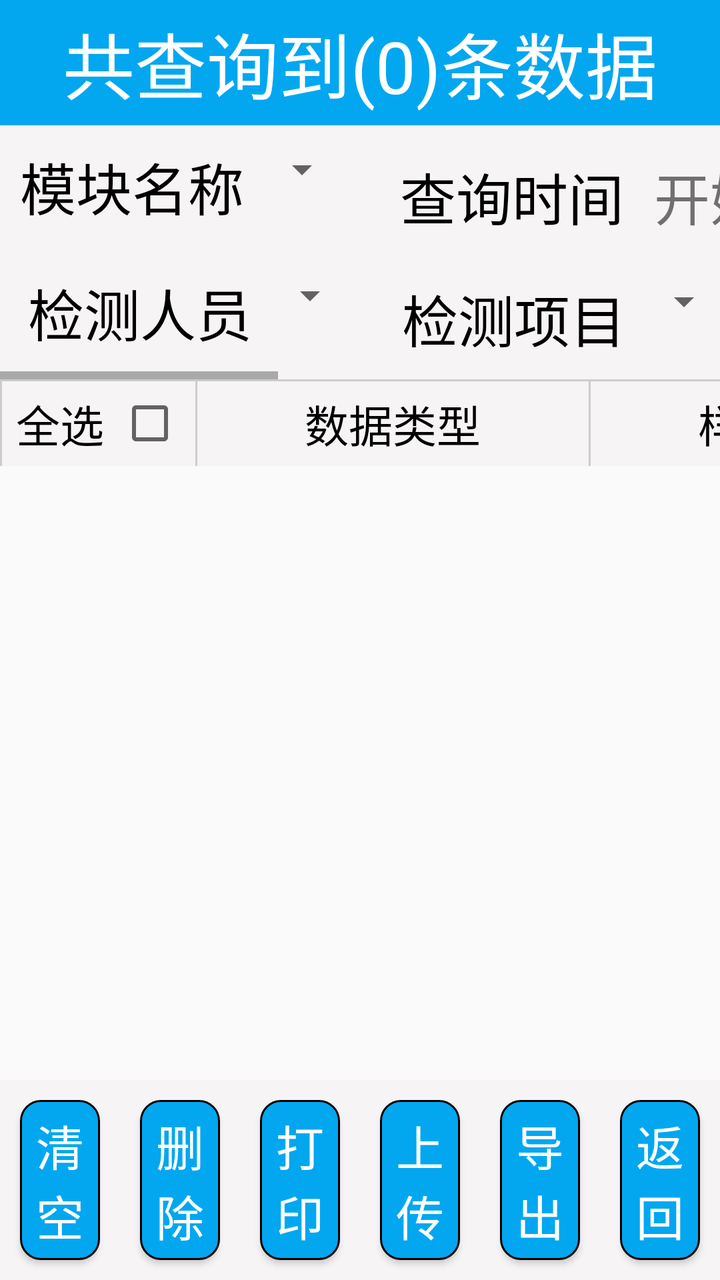
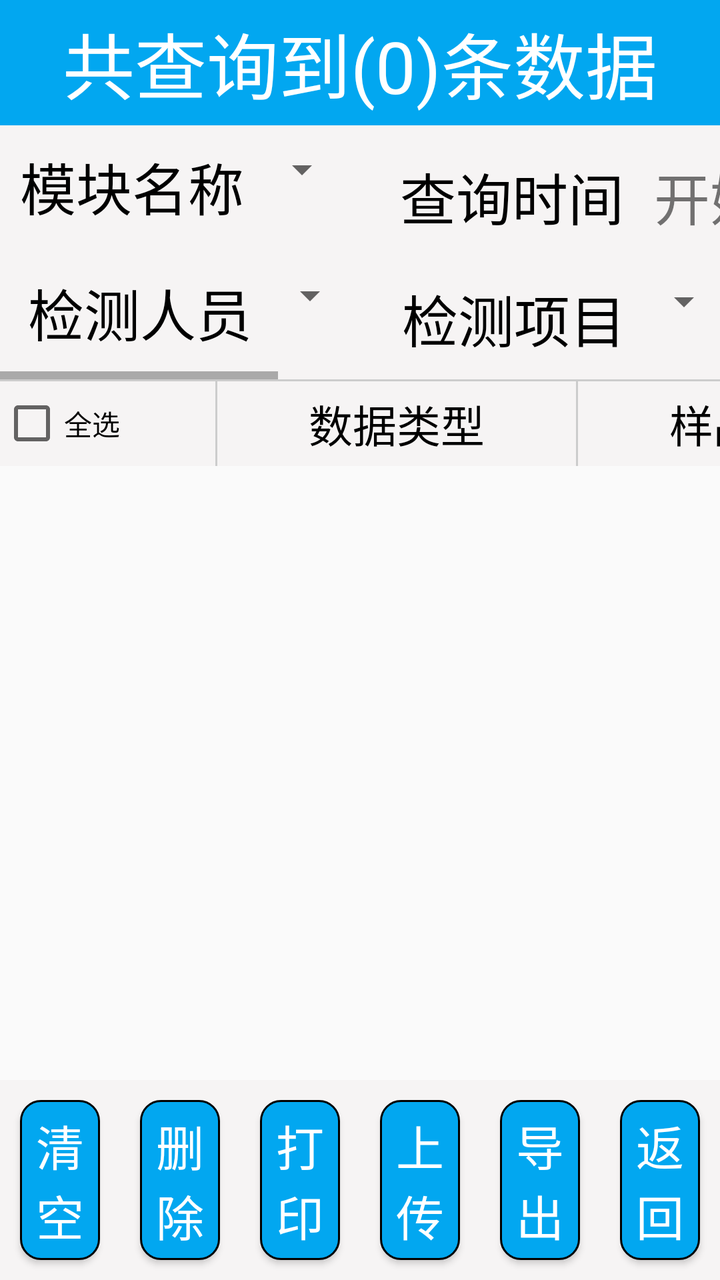

Before-and-after screenshots of an Android layout around one commit, followed by the original layout XML and the change that was made.
<!-- AndroidManifest.xml: application theme AppTheme -->
<!-- res/layout/activity_sql.xml -->
<?xml version="1.0" encoding="utf-8"?>
<androidx.constraintlayout.widget.ConstraintLayout xmlns:android="http://schemas.android.com/apk/res/android"
    xmlns:app="http://schemas.android.com/apk/res-auto"
    xmlns:tools="http://schemas.android.com/tools"
    android:layout_width="match_parent"
    android:layout_height="match_parent">

    
    <TextView
        android:id="@+id/tv_querySum"
        android:layout_width="match_parent"
        android:layout_height="wrap_content"
        android:background="#02A7F0"
        android:gravity="center"
        android:padding="5dp"
        android:text="共查询到(0)条数据"
        android:textColor="@color/white"
        android:textSize="36sp"
        app:layout_constraintTop_toTopOf="parent" />

    

    <HorizontalScrollView
        android:id="@+id/hsv"
        android:layout_width="match_parent"
        android:layout_height="wrap_content"
        android:background="#F6F4F4"
        android:orientation="vertical"
        app:layout_constraintTop_toBottomOf="@+id/tv_querySum">

        <LinearLayout
            android:id="@+id/ll_queryCondition"
            android:layout_width="wrap_content"
            android:layout_height="wrap_content"
            android:background="#F6F4F4"
            android:orientation="vertical"
            android:paddingEnd="50dp"
            app:layout_constraintTop_toBottomOf="@+id/tv_querySum">

            <LinearLayout
                android:layout_width="wrap_content"
                android:layout_height="wrap_content"
                android:orientation="horizontal">

                <LinearLayout
                    android:id="@+id/ll_moduleName"
                    android:layout_width="wrap_content"
                    android:layout_height="wrap_content"
                    android:layout_margin="5dp"
                    android:orientation="horizontal"
                    android:padding="5dp">

                    <TextView
                        style="@style/tvItem"
                        android:layout_width="wrap_content"
                        android:layout_height="wrap_content"
                        android:text="模块名称" />

                    <Spinner
                        android:id="@+id/sp_moduleName"
                        android:layout_width="wrap_content"
                        android:layout_height="wrap_content"
                        android:layout_marginLeft="5dp" />
                </LinearLayout>

                <LinearLayout
                    android:id="@+id/ll_queryTime"
                    android:layout_width="wrap_content"
                    android:layout_height="wrap_content"
                    android:layout_marginLeft="10dp"
                    android:layout_marginTop="5dp"
                    android:orientation="horizontal"
                    android:padding="5dp">

                    <TextView
                        style="@style/tvItem"
                        android:layout_width="wrap_content"
                        android:layout_height="wrap_content"
                        android:text="查询时间" />

                    <TextView
                        android:id="@+id/tv_startTime"
                        android:layout_width="wrap_content"
                        android:layout_height="wrap_content"
                        android:layout_marginLeft="10dp"
                        android:padding="5dp"
                        android:text="开始"
                        android:textSize="28sp" />

                    <TextView
                        style="@style/tvItem"
                        android:layout_width="wrap_content"
                        android:layout_height="wrap_content"
                        android:layout_marginLeft="15dp"
                        android:text="至" />

                    <TextView
                        android:id="@+id/tv_finishTime"
                        android:layout_width="wrap_content"
                        android:layout_height="wrap_content"
                        android:layout_marginLeft="10dp"
                        android:maxLines="1"
                        android:padding="5dp"
                        android:text="结束"
                        android:textSize="28sp" />

                </LinearLayout>

                <LinearLayout
                    android:id="@+id/ll_detectionResult"
                    android:layout_width="wrap_content"
                    android:layout_height="wrap_content"
                    android:layout_margin="5dp"
                    android:orientation="horizontal"
                    android:padding="5dp">

                    <TextView
                        style="@style/tvItem"
                        android:layout_width="wrap_content"
                        android:layout_height="wrap_content"
                        android:text="检测结果" />

                    <Spinner
                        android:id="@+id/sp_detectionResult"
                        android:layout_width="wrap_content"
                        android:layout_height="wrap_content"
                        android:layout_marginLeft="5dp" />

                </LinearLayout>

                <LinearLayout
                    android:id="@+id/ll_detectionUnit"
                    android:layout_width="wrap_content"
                    android:layout_height="wrap_content"
                    android:layout_margin="5dp"
                    android:orientation="horizontal"
                    android:padding="5dp"
                    app:layout_constraintEnd_toEndOf="parent">

                    <TextView
                        style="@style/tvItem"
                        android:layout_width="wrap_content"
                        android:layout_height="wrap_content"
                        android:text="检测单位" />

                    <Spinner
                        android:id="@+id/sp_detectionUnit"
                        android:layout_width="wrap_content"
                        android:layout_height="wrap_content"
                        android:layout_marginLeft="5dp" />

                </LinearLayout>

            </LinearLayout>

            <LinearLayout
                android:layout_width="wrap_content"
                android:layout_height="wrap_content"
                android:orientation="horizontal">

                <LinearLayout
                    android:id="@+id/ll_inspector"
                    android:layout_width="wrap_content"
                    android:layout_height="wrap_content"
                    android:layout_margin="2dp"
                    android:orientation="horizontal"
                    android:padding="5dp">

                    <TextView
                        style="@style/tvItem"
                        android:layout_width="wrap_content"
                        android:layout_height="wrap_content"
                        android:text=" 检测人员" />

                    <Spinner
                        android:id="@+id/sp_inspector"
                        android:layout_width="wrap_content"
                        android:layout_height="wrap_content"
                        android:layout_marginLeft="5dp" />
                </LinearLayout>


                <LinearLayout
                    android:id="@+id/ll_detectionItem"
                    android:layout_width="wrap_content"
                    android:layout_height="wrap_content"
                    android:layout_marginLeft="10dp"
                    android:layout_marginTop="5dp"
                    android:padding="5dp">

                    <TextView
                        style="@style/tvItem"
                        android:layout_width="wrap_content"
                        android:layout_height="wrap_content"
                        android:text="检测项目" />

                    <Spinner
                        android:id="@+id/sp_detectionItem"
                        android:layout_width="wrap_content"
                        android:layout_height="wrap_content"
                        android:layout_marginLeft="5dp" />

                </LinearLayout>

                <LinearLayout
                    android:id="@+id/ll_specimenType"
                    android:layout_width="wrap_content"
                    android:layout_height="wrap_content"
                    android:layout_margin="5dp"
                    android:orientation="horizontal"
                    android:padding="5dp">

                    <TextView
                        style="@style/tvItem"
                        android:layout_width="wrap_content"
                        android:layout_height="wrap_content"
                        android:text="样品类型" />

                    <Spinner
                        android:id="@+id/sp_specimenType"
                        android:layout_width="wrap_content"
                        android:layout_height="wrap_content"
                        android:layout_marginLeft="5dp" />

                </LinearLayout>

                <LinearLayout
                    android:id="@+id/ll_sampleName"
                    android:layout_width="wrap_content"
                    android:layout_height="wrap_content"
                    android:layout_margin="5dp"
                    android:orientation="horizontal"
                    android:padding="5dp"
                    app:layout_constraintEnd_toEndOf="parent">

                    <TextView
                        style="@style/tvItem"
                        android:layout_width="wrap_content"
                        android:layout_height="wrap_content"
                        android:text="样品名称" />

                    <Spinner
                        android:id="@+id/sp_sampleName"
                        android:layout_width="wrap_content"
                        android:layout_height="wrap_content"
                        android:layout_marginLeft="5dp" />

                </LinearLayout>

            </LinearLayout>

        </LinearLayout>

    </HorizontalScrollView>


    
    <HorizontalScrollView
        android:layout_width="match_parent"
        android:layout_height="0dp"
        android:scrollbars="none"
        app:layout_constraintBottom_toTopOf="@id/ll_button"
        app:layout_constraintTop_toBottomOf="@+id/hsv">

        <androidx.constraintlayout.widget.ConstraintLayout
            android:layout_width="match_parent"
            android:layout_height="match_parent"
            tools:ignore="ScrollViewSize">

            
            <LinearLayout
                android:id="@+id/ll_queryDataTitle"
                android:layout_width="3500dp"
                android:layout_height="wrap_content"
                android:background="#cccccc"
                android:orientation="horizontal"
                app:layout_constraintTop_toTopOf="parent"
                tools:ignore="MissingConstraints">

                <LinearLayout
                    android:layout_width="0dp"
                    android:layout_height="wrap_content"
                    android:layout_weight="0.5">

                    <TextView
                        android:id="@+id/tv_select_all"
                        style="@style/tvItemTitle"
                        android:layout_height="wrap_content"
                        android:layout_weight="0.6"
                        android:text="全选" />

                    <CheckBox
                        android:id="@+id/cb_activity_sql"
                        android:layout_width="0dp"
                        android:layout_height="match_parent"
                        android:layout_marginTop="1dp"
                        android:layout_weight="0.4"
                        android:background="#F6F4F4" />

                </LinearLayout>


                <TextView
                    style="@style/tvItemTitle"
                    android:layout_height="wrap_content"
                    android:layout_weight="1"
                    android:text="数据类型" />

                <TextView
                    style="@style/tvItemTitle"
                    android:layout_height="wrap_content"
                    android:layout_weight="1"
                    android:text="检测流水号"
                    android:visibility="gone" />

                <TextView
                    style="@style/tvItemTitle"
                    android:layout_height="wrap_content"
                    android:layout_weight="1.5"
                    android:text="样品编号"
                    android:visibility="gone" />



                <TextView
                    style="@style/tvItemTitle"
                    android:layout_height="wrap_content"
                    android:layout_weight="1"
                    android:text="样品名称" />

                <TextView
                    style="@style/tvItemTitle"
                    android:layout_height="wrap_content"
                    android:layout_weight="1"
                    android:text="检测结果" />

                <TextView
                    style="@style/tvItemTitle"
                    android:layout_height="wrap_content"
                    android:layout_weight="1"
                    android:text="检测项目" />
                <TextView
                    style="@style/tvItemTitle"
                    android:layout_height="wrap_content"
                    android:layout_weight="1.3"
                    android:text="检测时间" />
                <TextView
                    style="@style/tvItemTitle"
                    android:layout_height="wrap_content"
                    android:layout_weight="1"
                    android:text="通道" />


                <TextView
                    style="@style/tvItemTitle"
                    android:layout_height="wrap_content"
                    android:layout_weight="1"
                    android:text="样品类型" />

                <TextView
                    style="@style/tvItemTitle"
                    android:layout_height="wrap_content"
                    android:layout_weight="1"
                    android:text="限量标准" />

                <TextView
                    style="@style/tvItemTitle"
                    android:layout_height="wrap_content"
                    android:layout_weight="1"
                    android:text="临界值" />

                <TextView
                    style="@style/tvItemTitle"
                    android:layout_height="wrap_content"
                    android:layout_weight="1"
                    android:text="样品浓度" />

                <TextView
                    style="@style/tvItemTitle"
                    android:layout_height="wrap_content"
                    android:layout_weight="1"
                    android:text="T/C值" />

                <TextView
                    style="@style/tvItemTitle"
                    android:layout_height="wrap_content"
                    android:layout_weight="1"
                    android:text="吸光度" />


                <TextView
                    style="@style/tvItemTitle"
                    android:layout_height="wrap_content"
                    android:layout_weight="1.5"
                    android:text="被检单位" />

                <TextView
                    style="@style/tvItemTitle"
                    android:layout_height="wrap_content"
                    android:layout_weight="1"
                    android:text="检测人员" />

                <TextView
                    style="@style/tvItemTitle"
                    android:layout_height="wrap_content"
                    android:layout_weight="1.5"
                    android:text="检测单位" />

                <TextView
                    style="@style/tvItemTitle"
                    android:layout_height="wrap_content"
                    android:layout_weight="1"
                    android:text="重量"
                    android:visibility="gone" />

                <TextView
                    style="@style/tvItemTitle"
                    android:layout_height="wrap_content"
                    android:layout_weight="2"
                    android:text="商品来源"
                    android:visibility="gone" />

                <TextView
                    style="@style/tvItemTitle"
                    android:layout_height="wrap_content"
                    android:layout_weight="1"
                    android:text="上传状态" />

                <TextView
                    style="@style/tvItemTitle"
                    android:layout_height="wrap_content"
                    android:layout_weight="1"
                    android:text="组织机构"
                    android:visibility="gone" />

            </LinearLayout>

            
            <androidx.recyclerview.widget.RecyclerView
                android:id="@+id/sql_rv"
                android:layout_width="0dp"
                android:layout_height="0dp"
                app:layout_constraintBottom_toBottomOf="parent"
                app:layout_constraintEnd_toEndOf="parent"
                app:layout_constraintHorizontal_bias="0.0"
                app:layout_constraintStart_toStartOf="parent"
                app:layout_constraintTop_toBottomOf="@+id/ll_queryDataTitle"
                app:layout_constraintVertical_bias="0.0" />

        </androidx.constraintlayout.widget.ConstraintLayout>

    </HorizontalScrollView>

    <LinearLayout
        android:id="@+id/ll_button"
        android:layout_width="match_parent"
        android:layout_height="wrap_content"
        android:background="#F6F4F4"
        android:orientation="horizontal"
        app:layout_constraintBottom_toBottomOf="parent">

        <Button
            android:id="@+id/btn_clear"
            android:layout_width="0dp"
            android:layout_height="wrap_content"
            android:layout_margin="10dp"
            android:layout_weight="1"
            android:background="@drawable/btn_filleted_corner"
            android:padding="5dp"
            android:text="清空"
            android:textColor="#FFFFFF"
            android:textSize="24sp" />

        <Button
            android:id="@+id/btn_delete"
            android:layout_width="0dp"
            android:layout_height="wrap_content"
            android:layout_margin="10dp"
            android:layout_weight="1"
            android:background="@drawable/btn_filleted_corner"
            android:padding="5dp"
            android:text="删除"
            android:textColor="#FFFFFF"
            android:textSize="24sp" />

        <Button
            android:id="@+id/btn_print"
            android:layout_width="0dp"
            android:layout_height="wrap_content"
            android:layout_margin="10dp"
            android:layout_weight="1"
            android:background="@drawable/btn_filleted_corner"
            android:padding="5dp"
            android:text="打印"
            android:textColor="#FFFFFF"
            android:textSize="24sp" />

        <Button
            android:id="@+id/btn_uploading"
            android:layout_width="0dp"
            android:layout_height="wrap_content"
            android:layout_margin="10dp"
            android:layout_weight="1"
            android:background="@drawable/btn_filleted_corner"
            android:padding="5dp"
            android:text="上传"
            android:textColor="#FFFFFF"
            android:textSize="24sp" />

        <Button
            android:id="@+id/btn_export"
            android:layout_width="0dp"
            android:layout_height="wrap_content"
            android:layout_margin="10dp"
            android:layout_weight="1"
            android:background="@drawable/btn_filleted_corner"
            android:padding="5dp"
            android:text="导出"
            android:textColor="#FFFFFF"
            android:textSize="24sp" />

        <Button
            android:id="@+id/btn_return"
            android:layout_width="0dp"
            android:layout_height="wrap_content"
            android:layout_margin="10dp"
            android:layout_weight="1"
            android:background="@drawable/btn_filleted_corner"
            android:padding="5dp"
            android:text="返回"
            android:textColor="#FFFFFF"
            android:textSize="24sp" />

        <Button
            android:id="@+id/btn_fggb"
            android:layout_width="0dp"
            android:layout_height="wrap_content"
            android:layout_margin="10dp"
            android:layout_weight="1"
            android:background="@drawable/btn_filleted_corner"
            android:padding="5dp"
            android:text="分光"
            android:textColor="#FFFFFF"
            android:textSize="24sp"
            android:visibility="gone" />

        <Button
            android:id="@+id/btn_jtj"
            android:layout_width="0dp"
            android:layout_height="wrap_content"
            android:layout_margin="10dp"
            android:layout_weight="1"
            android:background="@drawable/btn_filleted_corner"
            android:padding="5dp"
            android:text="胶体金"
            android:textColor="#FFFFFF"
            android:textSize="24sp"
            android:visibility="gone" />

    </LinearLayout>


</androidx.constraintlayout.widget.ConstraintLayout>
<!-- resources referenced by this layout -->
<resources>
  <color name="white">#ffffff</color>
  <!-- drawable btn_filleted_corner (drawable) -->
  <?xml version="1.0" encoding="utf-8"?>
  <shape xmlns:android="http://schemas.android.com/apk/res/android">
      <solid android:color="#02A7F0" />
      <corners android:topLeftRadius="10dp"
          android:topRightRadius="10dp"
          android:bottomRightRadius="10dp"
          android:bottomLeftRadius="10dp"/>
      <stroke android:width="1dp" android:color="#000000" />
  </shape>
  <style name="tvItem">
          <item name="android:textSize">28sp</item>
          <item name="android:textColor">#ff000000</item>
      </style>
  <style name="tvItemTitle">
          <item name="android:layout_height">0dp</item>
          <item name="android:gravity">center</item>
          <item name="android:layout_width">0dp</item>
          <item name="android:textSize">22sp</item>
          <item name="android:textColor">#ff000000</item>
          <item name="android:background">#F6F4F4</item>
          <item name="android:layout_marginTop">1dp</item>
          <item name="android:layout_marginLeft">1dp</item>
          <item name="android:padding">5dp</item>
      </style>
  <style name="AppTheme" parent="Theme.AppCompat.Light.DarkActionBar">
          
          <item name="android:windowNoTitle">true</item>
          <item name="android:windowFullscreen">true</item>
      </style>
</resources>

<!-- the commit's change to res/layout/activity_sql.xml (unified diff, before → after) -->
@@ -279,19 +279,22 @@
 
                 <LinearLayout
                     android:layout_width="0dp"
-                    android:layout_height="wrap_content"
-                    android:layout_weight="0.5">
-
-                    <TextView
-                        android:id="@+id/tv_select_all"
-                        style="@style/tvItemTitle"
-                        android:layout_height="wrap_content"
-                        android:layout_weight="0.6"
-                        android:text="全选" />
+                    android:id="@+id/ll_select_all"
+                    android:clickable="true"
+                    android:layout_height="match_parent"
+                    android:layout_weight="0.6">
+
+
+
+
+
+
+
 
                     <CheckBox
                         android:id="@+id/cb_activity_sql"
                         android:layout_width="0dp"
+                        android:text="全选"
                         android:layout_height="match_parent"
                         android:layout_marginTop="1dp"
                         android:layout_weight="0.4"
@@ -316,39 +319,39 @@
                 <TextView
                     style="@style/tvItemTitle"
                     android:layout_height="wrap_content"
+                    android:layout_weight="1"
+                    android:text="样品名称" />
+
+                <TextView
+                    style="@style/tvItemTitle"
+                    android:layout_height="wrap_content"
+                    android:layout_weight="1"
+                    android:text="检测结果" />
+
+                <TextView
+                    style="@style/tvItemTitle"
+                    android:layout_height="wrap_content"
+                    android:layout_weight="1"
+                    android:text="检测项目" />
+
+                <TextView
+                    style="@style/tvItemTitle"
+                    android:layout_height="wrap_content"
+                    android:layout_weight="1.3"
+                    android:text="检测时间" />
+
+                <TextView
+                    style="@style/tvItemTitle"
+                    android:layout_height="wrap_content"
+                    android:layout_weight="1"
+                    android:text="通道" />
+
+                <TextView
+                    style="@style/tvItemTitle"
+                    android:layout_height="wrap_content"
                     android:layout_weight="1.5"
                     android:text="样品编号"
-                    android:visibility="gone" />
-
-
-
-                <TextView
-                    style="@style/tvItemTitle"
-                    android:layout_height="wrap_content"
-                    android:layout_weight="1"
-                    android:text="样品名称" />
-
-                <TextView
-                    style="@style/tvItemTitle"
-                    android:layout_height="wrap_content"
-                    android:layout_weight="1"
-                    android:text="检测结果" />
-
-                <TextView
-                    style="@style/tvItemTitle"
-                    android:layout_height="wrap_content"
-                    android:layout_weight="1"
-                    android:text="检测项目" />
-                <TextView
-                    style="@style/tvItemTitle"
-                    android:layout_height="wrap_content"
-                    android:layout_weight="1.3"
-                    android:text="检测时间" />
-                <TextView
-                    style="@style/tvItemTitle"
-                    android:layout_height="wrap_content"
-                    android:layout_weight="1"
-                    android:text="通道" />
+                    android:visibility="visible" />
 
 
                 <TextView
